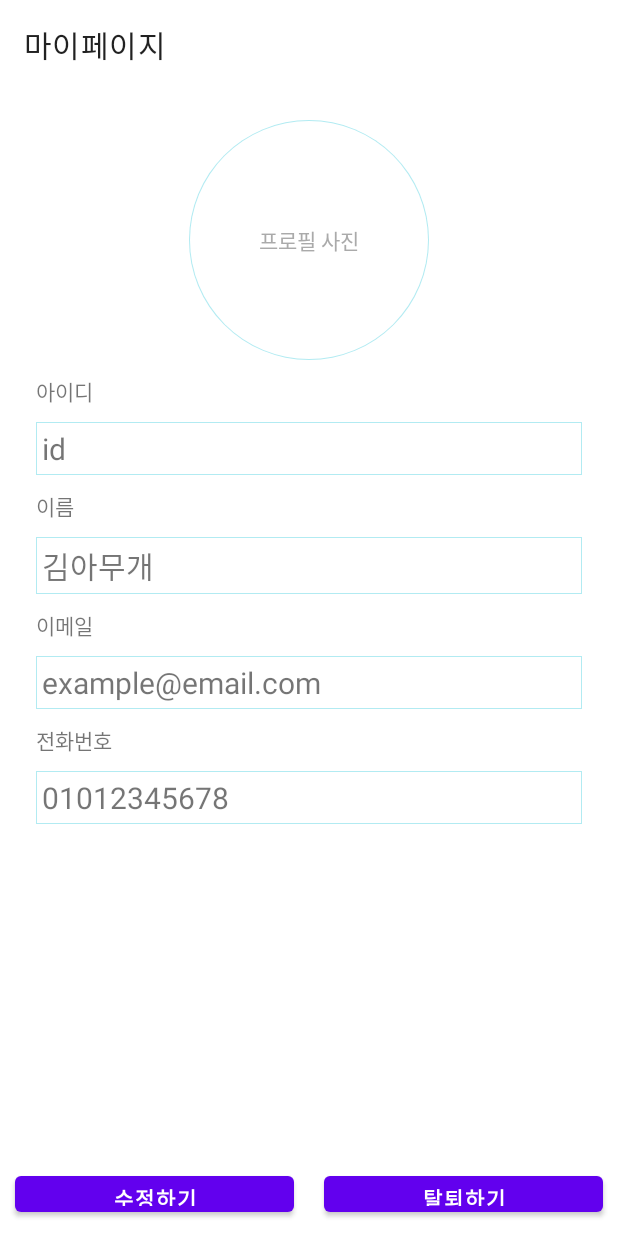
After one commit to NaudhizFehu/07_project_dev4, an Android app: the fragment MyPageFragment placed in its activity, on a phone screen of 412 x 824 dp. The commit adds this screen. Run offline under Robolectric (Android 15) with nearby library versions, the phone set to English and light mode, and no system bars; our stand-ins replace data binding.

Commit message:
마이페이지 뷰단 및 기능 구현, 테스트 완료 ViewModelFactory.java / MemberRepository.java / MemberService.java -> 코드 수정 MyPageFragment.java / MyPageViewModel.java / fragment_mypage.xml -> 생성 및 코드 작성
회원가입 regDate 설정
MemberService.java -> 코드 수정

기타 코드 수정
LoginFragment.java / AuthVO.java -> 코드 수정

```diff
--- a/client/app/src/main/java/com/dev04/client/ViewModelFactory.java
+++ b/client/app/src/main/java/com/dev04/client/ViewModelFactory.java
@@ -9,8 +9,8 @@ import com.dev04.client.repository.MemberRepository;
 import com.dev04.client.repository.NetworkAPI;
 import com.dev04.client.ui.join.JoinViewModel;
 import com.dev04.client.ui.login.LoginViewModel;
+import com.dev04.client.ui.myPage.MyPageViewModel;
 import com.dev04.client.ui.read.ReadViewModel;
-
 
 public class ViewModelFactory implements ViewModelProvider.Factory {
 
@@ -26,6 +26,8 @@ public class ViewModelFactory implements ViewModelProvider.Factory {
             return (T) new ReadViewModel(articleRepository);
         } else if (modelClass.isAssignableFrom(JoinViewModel.class)) {
             return (T) new JoinViewModel(memberRepository);
+        } else if (modelClass.isAssignableFrom(MyPageViewModel.class)) {
+            return (T) new MyPageViewModel(memberRepository);
 //        } else if (modelClass.isAssignableFrom(ModifyViewModel.class)) {
 //            return (T) new ModifyViewModel(memberRepository);
 //        } else if (modelClass.isAssignableFrom(MemberListViewModel.class)) {
--- a/client/app/src/main/java/com/dev04/client/repository/MemberRepository.java
+++ b/client/app/src/main/java/com/dev04/client/repository/MemberRepository.java
@@ -2,6 +2,9 @@ package com.dev04.client.repository;
 
 
 
+import android.util.Log;
+
+import com.dev04.client.viewObject.AuthVO;
 import com.dev04.client.viewObject.MemberVO;
 
 import java.io.File;
@@ -25,6 +28,10 @@ public class MemberRepository {
 
     public void joinMember(MemberVO memberVO, Callback<Void> callback){
         memberService.joinMember(memberVO).enqueue(callback);
+    }
+
+    public void myPageMember(MemberVO memberVO, Callback<MemberVO> callback){
+        memberService.myPageMember(memberVO).enqueue(callback);
     }
 
 //    public void signUpMember(Member member, File file, Callback<Void> callback) {
--- a/client/app/src/main/java/com/dev04/client/repository/MemberService.java
+++ b/client/app/src/main/java/com/dev04/client/repository/MemberService.java
@@ -1,6 +1,7 @@
 package com.dev04.client.repository;
 
 
+import com.dev04.client.viewObject.AuthVO;
 import com.dev04.client.viewObject.MemberVO;
 
 import java.lang.reflect.Member;
@@ -24,6 +25,8 @@ public interface MemberService {
     Call<Void> joinMember(@Body MemberVO memberVo);
 //    Call<Void> join(@Part("member") Member member, @Part MultipartBody.Part profileFile);
 
+    @POST("myPage")
+    Call<MemberVO> myPageMember(@Body MemberVO memberVO);
 //    @Multipart
 //    @POST("member/modify-profile")
 //    Call<Void> modifyMemberWithProfile(@Part("member") Member member, @Part MultipartBody.Part profileFile);
--- a/client/app/src/main/java/com/dev04/client/ui/login/LoginFragment.java
+++ b/client/app/src/main/java/com/dev04/client/ui/login/LoginFragment.java
@@ -20,6 +20,7 @@ import com.dev04.client.R;
 import com.dev04.client.ViewModelFactory;
 import com.dev04.client.databinding.FragmentLoginBinding;
 import com.dev04.client.ui.join.JoinFragment;
+import com.dev04.client.ui.myPage.MyPageFragment;
 import com.dev04.client.ui.read.ReadFragment;
 import com.dev04.client.viewObject.AuthVO;
 import com.dev04.client.viewObject.MemberVO;
@@ -80,7 +81,7 @@ public class LoginFragment extends Fragment {
                         }
 
                         // 로그인시 화면 전환
-                        ((MainActivity) requireActivity()).navigateTo(new ReadFragment(), false);
+                        ((MainActivity) requireActivity()).navigateTo(new MyPageFragment(), false);
                     } else if (requireActivity() != null) {
                         Toast.makeText(requireActivity().getApplicationContext(), "회원가입을 해주세요.", Toast.LENGTH_SHORT).show();
                     }
--- /dev/null
+++ b/client/app/src/main/java/com/dev04/client/ui/myPage/MyPageFragment.java
@@ -0,0 +1,68 @@
+package com.dev04.client.ui.myPage;
+
+import android.os.Bundle;
+import android.util.Log;
+import android.view.LayoutInflater;
+import android.view.View;
+import android.view.ViewGroup;
+import android.widget.Toast;
+
+import androidx.annotation.NonNull;
+import androidx.annotation.Nullable;
+import androidx.databinding.DataBindingUtil;
+import androidx.fragment.app.Fragment;
+import androidx.lifecycle.ViewModelProvider;
+
+import com.dev04.client.R;
+import com.dev04.client.ViewModelFactory;
+import com.dev04.client.databinding.FragmentMypageBinding;
+import com.dev04.client.ui.read.ReadViewModel;
+import com.dev04.client.viewObject.ArticleVO;
+import com.dev04.client.viewObject.MemberVO;
+
+import retrofit2.Call;
+import retrofit2.Callback;
+import retrofit2.Response;
+
+public class MyPageFragment extends Fragment {
+
+    private FragmentMypageBinding binding;
+    private MyPageViewModel myPageViewModel;
+
+    @Nullable
+    @Override
+    public View onCreateView(@NonNull LayoutInflater inflater,
+                             @Nullable ViewGroup container,
+                             @Nullable Bundle savedInstanceState) {
+        binding = DataBindingUtil.inflate(inflater, R.layout.fragment_mypage, container, false);
+        return binding.getRoot();
+    }
+
+    @Override
+    public void onViewCreated(@NonNull View view, @Nullable Bundle savedInstanceState) {
+        super.onViewCreated(view, savedInstanceState);
+        myPageViewModel = new ViewModelProvider(this, new ViewModelFactory()).get(MyPageViewModel.class);
+        myPageViewModel.myPage(new Callback<MemberVO>() {
+            @Override
+            public void onResponse(Call<MemberVO> call, Response<MemberVO> response) {
+                if(response.isSuccessful()){
+                    myPageViewModel.setMemberVO(response.body());
+                    MemberVO vo = myPageViewModel.getMemberVO();
+                    binding.mypageId.setText(vo.getId());
+                    binding.mypageName.setText(vo.getName());
+                    binding.mypageEmail.setText(vo.getEmail());
+                    binding.mypagePhone.setText(vo.getPhoneNumber());
+                } else if (requireActivity() != null){
+                    Toast.makeText(requireActivity().getApplicationContext(), "마이페이지 읽기 실패", Toast.LENGTH_SHORT).show();
+                }
+            }
+
+            @Override
+            public void onFailure(Call<MemberVO> call, Throwable t) {
+                if (requireActivity() != null){
+                    Toast.makeText(requireActivity().getApplicationContext(), "인터넷?", Toast.LENGTH_SHORT).show();
+                }
+            }
+        });
+    }
+}
--- /dev/null
+++ b/client/app/src/main/java/com/dev04/client/ui/myPage/MyPageViewModel.java
@@ -0,0 +1,38 @@
+package com.dev04.client.ui.myPage;
+
+import androidx.lifecycle.MutableLiveData;
+import androidx.lifecycle.ViewModel;
+
+import com.dev04.client.repository.MemberRepository;
+import com.dev04.client.viewObject.AuthVO;
+import com.dev04.client.viewObject.MemberVO;
+
+import retrofit2.Callback;
+
+
+public class MyPageViewModel extends ViewModel {
+
+    private final MemberRepository repository;
+
+    // 요청값
+    private MemberVO authVO = AuthVO.getInstance().getMemberVO();
+
+    // 응답값
+    private MemberVO memberVO;
+
+    public MyPageViewModel(MemberRepository repository){
+        this.repository = repository;
+    }
+
+    public MemberVO getMemberVO() {
+        return memberVO;
+    }
+
+    public void setMemberVO(MemberVO memberVO) {
+        this.memberVO = memberVO;
+    }
+
+    public void myPage(Callback<MemberVO> callback){
+        repository.myPageMember(authVO, callback);
+    }
+}
--- a/client/app/src/main/java/com/dev04/client/viewObject/AuthVO.java
+++ b/client/app/src/main/java/com/dev04/client/viewObject/AuthVO.java
@@ -18,7 +18,7 @@ public class AuthVO {
         this.memberVO = memberVO;
     }
 
-    public MemberVO getMember() {
+    public MemberVO getMemberVO() {
         return memberVO;
     }
 }
--- /dev/null
+++ b/client/app/src/main/res/layout/fragment_mypage.xml
@@ -0,0 +1,175 @@
+<?xml version="1.0" encoding="utf-8"?>
+<layout xmlns:android="http://schemas.android.com/apk/res/android"
+    xmlns:tools="http://schemas.android.com/tools"
+    xmlns:app="http://schemas.android.com/apk/res-auto">
+
+    <data>
+        <variable
+            name="vm"
+            type="com.dev04.client.ui.myPage.MyPageViewModel" />
+    </data>
+
+    <androidx.core.widget.NestedScrollView
+        android:layout_width="match_parent"
+        android:layout_height="match_parent"
+        android:fillViewport="true"
+        tools:context=".ui.myPage.MyPageViewModel" >
+        <androidx.constraintlayout.widget.ConstraintLayout
+            android:layout_width="match_parent"
+            android:layout_height="wrap_content">
+
+            <androidx.appcompat.widget.Toolbar
+                android:id="@+id/mypage_title"
+                android:layout_width="match_parent"
+                android:layout_height="60dp"
+                app:title="마이페이지"
+                app:layout_constraintTop_toTopOf="parent"
+                app:layout_constraintStart_toStartOf="parent"
+                app:layout_constraintEnd_toEndOf="parent"/>
+
+            <FrameLayout
+                android:id="@+id/mypage_profile_layout"
+                android:layout_width="160dp"
+                android:layout_height="160dp"
+                android:layout_marginVertical="20dp"
+                android:background="@drawable/circle"
+                app:layout_constraintTop_toBottomOf="@id/mypage_title"
+                app:layout_constraintStart_toStartOf="parent"
+                app:layout_constraintEnd_toEndOf="parent">
+                <TextView
+                    android:layout_width="match_parent"
+                    android:layout_height="match_parent"
+                    android:gravity="center"
+                    android:text="프로필 사진"
+                    android:textColor="@android:color/darker_gray"/>
+                <ImageView
+                    android:id="@+id/page_profile_view"
+                    android:layout_width="match_parent"
+                    android:layout_height="match_parent"/>
+            </FrameLayout>
+
+            <TextView
+                android:id="@+id/mypage_id_label"
+                android:layout_width="match_parent"
+                android:layout_height="wrap_content"
+                android:gravity="start"
+                android:paddingHorizontal="24dp"
+                android:paddingVertical="10dp"
+                android:text="아이디"
+                app:layout_constraintTop_toBottomOf="@id/mypage_profile_layout"
+                app:layout_constraintStart_toStartOf="parent"
+                app:layout_constraintEnd_toEndOf="parent" />
+
+            <TextView
+                android:id="@+id/mypage_id"
+                android:layout_width="0dp"
+                android:layout_height="wrap_content"
+                android:layout_marginHorizontal="24dp"
+                android:padding="4dp"
+                android:background="@drawable/border"
+                android:text="id"
+                android:textSize="20dp"
+                app:layout_constraintTop_toBottomOf="@id/mypage_id_label"
+                app:layout_constraintStart_toStartOf="parent"
+                app:layout_constraintEnd_toEndOf="parent" />
+
+            <TextView
+                android:id="@+id/mypage_name_lable"
+                android:layout_width="match_parent"
+                android:layout_height="wrap_content"
+                android:gravity="start"
+                android:paddingHorizontal="24dp"
+                android:paddingVertical="10dp"
+                android:text="이름"
+                app:layout_constraintTop_toBottomOf="@id/mypage_id"
+                app:layout_constraintStart_toStartOf="parent"
+                app:layout_constraintEnd_toEndOf="parent" />
+
+            <TextView
+                android:id="@+id/mypage_name"
+                android:layout_width="0dp"
+                android:layout_height="wrap_content"
+                android:layout_marginHorizontal="24dp"
+                android:padding="4dp"
+                android:background="@drawable/border"
+                android:text="김아무개"
+                android:textSize="20dp"
+                app:layout_constraintTop_toBottomOf="@id/mypage_name_lable"
+                app:layout_constraintStart_toStartOf="parent"
+                app:layout_constraintEnd_toEndOf="parent" />
+
+            <TextView
+                android:id="@+id/mypage_email_lable"
+                android:layout_width="match_parent"
+                android:layout_height="wrap_content"
+                android:gravity="start"
+                android:paddingHorizontal="24dp"
+                android:paddingVertical="10dp"
+                android:text="이메일"
+                app:layout_constraintTop_toBottomOf="@id/mypage_name"
+                app:layout_constraintStart_toStartOf="parent"
+                app:layout_constraintEnd_toEndOf="parent" />
+
+            <TextView
+                android:id="@+id/mypage_email"
+                android:layout_width="0dp"
+                android:layout_height="wrap_content"
+                android:layout_marginHorizontal="24dp"
+                android:padding="4dp"
+                android:background="@drawable/border"
+                android:text="example@email.com"
+                android:textSize="20dp"
+                app:layout_constraintTop_toBottomOf="@id/mypage_email_lable"
+                app:layout_constraintStart_toStartOf="parent"
+                app:layout_constraintEnd_toEndOf="parent" />
+
+            <TextView
+                android:id="@+id/mypage_phone_lable"
+                android:layout_width="match_parent"
+                android:layout_height="wrap_content"
+                android:gravity="start"
+                android:paddingHorizontal="24dp"
+                android:paddingVertical="10dp"
+                android:text="전화번호"
+                app:layout_constraintTop_toBottomOf="@id/mypage_email"
+                app:layout_constraintStart_toStartOf="parent"
+                app:layout_constraintEnd_toEndOf="parent" />
+
+            <TextView
+                android:id="@+id/mypage_phone"
+                android:layout_width="0dp"
+                android:layout_height="wrap_content"
+                android:layout_marginHorizontal="24dp"
+                android:padding="4dp"
+                android:background="@drawable/border"
+                android:text="01012345678"
+                android:textSize="20dp"
+                app:layout_constraintTop_toBottomOf="@id/mypage_phone_lable"
+                app:layout_constraintStart_toStartOf="parent"
+                app:layout_constraintEnd_toEndOf="parent" />
+
+            <Button
+                android:id="@+id/modify_btn"
+                android:layout_width="0dp"
+                android:layout_height="36dp"
+                android:layout_margin="10dp"
+                android:text="수정하기"
+                android:textStyle="bold"
+                app:layout_constraintBottom_toBottomOf="parent"
+                app:layout_constraintStart_toStartOf="parent"
+                app:layout_constraintEnd_toStartOf="@id/quit_btn"/>
+
+            <Button
+                android:id="@+id/quit_btn"
+                android:layout_width="0dp"
+                android:layout_height="36dp"
+                android:layout_margin="10dp"
+                android:text="탈퇴하기"
+                android:textStyle="bold"
+                app:layout_constraintBottom_toBottomOf="parent"
+                app:layout_constraintStart_toEndOf="@id/modify_btn"
+                app:layout_constraintEnd_toEndOf="parent"/>
+
+        </androidx.constraintlayout.widget.ConstraintLayout>
+    </androidx.core.widget.NestedScrollView>
+</layout>
--- a/server/server/src/main/java/com/dev04/server/member/MemberService.java
+++ b/server/server/src/main/java/com/dev04/server/member/MemberService.java
@@ -1,131 +1,114 @@
 package com.dev04.server.member;
 
-import java.io.File;
+import java.text.SimpleDateFormat;
+import java.util.Date;
 import java.util.Optional;
 
 import javax.transaction.Transactional;
 
 import org.springframework.beans.factory.annotation.Autowired;
 import org.springframework.stereotype.Service;
-import org.springframework.web.multipart.MultipartFile;
-
-import com.dev04.server.common.LocalConfig;
-import com.dev04.server.common.MemberNotFoundException;
-import com.dev04.server.common.UploadFailureException;
 
 @Transactional
 @Service
 public class MemberService {
 
-	/*@Autowired
-	LocalConfig localconfig;
-	*/
+	/*
+	 * @Autowired LocalConfig localconfig;
+	 */
 	@Autowired
 	MemberRepository mr;
 
 	public void join(MemberVO memberVO) {
+		SimpleDateFormat format = new SimpleDateFormat("yyyy/MM/dd");
+		Date date = new Date();
+		memberVO.setRegDate(format.format(date).substring(2));
 		mr.save(memberVO);
 
-		}
+	}
 
-	/*public void join(MemberVO memberVO, MultipartFile file) {
-		mr.save(memberVO);
-		try {
-			uploadProfilePictuer(memberVO.getId(), file);
-		} catch(Exception e) {
-			mr.delete(memberVO);
-			throw e;
-		}
-	} */
+	/*
+	 * public void join(MemberVO memberVO, MultipartFile file) { mr.save(memberVO);
+	 * try { uploadProfilePictuer(memberVO.getId(), file); } catch(Exception e) {
+	 * mr.delete(memberVO); throw e; } }
+	 */
 
 	public Optional<MemberVO> login(MemberDTO memberDTO) {
 		return mr.findByIdAndPassword(memberDTO.getId(), memberDTO.getPassword());
 	}
 
-	public Optional<MemberVO> myPage(MemberVO memberVO){
+	public Optional<MemberVO> myPage(MemberVO memberVO) {
 
 		return mr.findById(memberVO.getId());
 
 	}
+
 	public void update(MemberVO memberVO) {
 		mr.save(memberVO);
 
-		}
+	}
 
-	/* public void update(MemberVO memberVO, MultipartFile file) {
+	/*
+	 * public void update(MemberVO memberVO, MultipartFile file) {
+	 *
+	 * Optional<MemberVO> target = mr.findById(memberVO.getId()); if
+	 * (target.isPresent()) { mr.save(memberVO);
+	 * uploadProfilePictuer(memberVO.getId(), file); } else { throw new
+	 * MemberNotFoundException("회원 정보가 없습니다" + memberVO.getId()); }
+	 *
+	 * }
+	 */
 
-		Optional<MemberVO> target = mr.findById(memberVO.getId());
-		if (target.isPresent()) {
-			mr.save(memberVO);
-			uploadProfilePictuer(memberVO.getId(), file);
-		} else {
-			throw new MemberNotFoundException("회원 정보가 없습니다" + memberVO.getId());
-		}
-
-	} */
-
-	public void delete(MemberVO memberVO){
-
+	public void delete(MemberVO memberVO) {
 
 		mr.deleteByIdAndPassword(memberVO.getId(), memberVO.getPassword());
 
 	}
 
+	/*
+	 * public void delete(MemberVO memberVO){
+	 *
+	 * Optional<MemberVO> profileDelete = mr.findByIdAndPassword(memberVO.getId(),
+	 * memberVO.getPassword()); String path = profileDelete.get().getPath(); File
+	 * file = new File(path); if(file.exists()) { file.delete(); }
+	 *
+	 * mr.deleteByIdAndPassword(memberVO.getId(), memberVO.getPassword());
+	 *
+	 * }
+	 */
 
-	/* public void delete(MemberVO memberVO){
+	/*
+	 * public void createDirectory(String path) {
+	 *
+	 * File directory = new File(path); if(!directory.exists()) {
+	 * directory.mkdirs(); }
+	 *
+	 * }
+	 */
 
-		Optional<MemberVO> profileDelete = mr.findByIdAndPassword(memberVO.getId(), memberVO.getPassword());
-		String path = profileDelete.get().getPath();
-		File file = new File(path);
-		if(file.exists()) {
-			file.delete();
-		}
-
-		mr.deleteByIdAndPassword(memberVO.getId(), memberVO.getPassword());
-
-	} */
-
-/* public void createDirectory(String path) {
-
-		File directory = new File(path);
-		if(!directory.exists()) {
-			directory.mkdirs();
-		}
-
-	} */
-
-
-
-	/* public void uploadProfilePictuer (String memberId, MultipartFile file) {
-
-		Optional<MemberVO> target = mr.findById(memberId);
-		if(target.isPresent()) {
-			try {
-				String fileName = file.getOriginalFilename();
-
-				createDirectory(localconfig.getUploadFilepath());
-				String saveUri = localconfig.getUploadFilepath() + "\\" + fileName;
-				File profileFile = new File(saveUri);
-				if(profileFile.exists()) {
-					profileFile.delete();
-				}
-				profileFile = new File(saveUri);
-
-				file.transferTo(profileFile);
-
-				MemberVO memberVO = target.get();
-				memberVO.setPath(localconfig.getBaseUrl() + fileName);
-				mr.save(memberVO);
-
-			} catch(Exception e) {
-				throw new UploadFailureException("파일 업로드를 실패하였습니다. 왜냐하면 " + e.getMessage());
-			}
-		} else {
-			throw new MemberNotFoundException("회원 정보를 찾을 수 없습니다. 왜냐하면" + memberId);
-		}
-
-
-
-	} */
+	/*
+	 * public void uploadProfilePictuer (String memberId, MultipartFile file) {
+	 *
+	 * Optional<MemberVO> target = mr.findById(memberId); if(target.isPresent()) {
+	 * try { String fileName = file.getOriginalFilename();
+	 *
+	 * createDirectory(localconfig.getUploadFilepath()); String saveUri =
+	 * localconfig.getUploadFilepath() + "\\" + fileName; File profileFile = new
+	 * File(saveUri); if(profileFile.exists()) { profileFile.delete(); } profileFile
+	 * = new File(saveUri);
+	 *
+	 * file.transferTo(profileFile);
+	 *
+	 * MemberVO memberVO = target.get(); memberVO.setPath(localconfig.getBaseUrl() +
+	 * fileName); mr.save(memberVO);
+	 *
+	 * } catch(Exception e) { throw new
+	 * UploadFailureException("파일 업로드를 실패하였습니다. 왜냐하면 " + e.getMessage()); } } else {
+	 * throw new MemberNotFoundException("회원 정보를 찾을 수 없습니다. 왜냐하면" + memberId); }
+	 *
+	 *
+	 *
+	 * }
+	 */
 
 }
```
